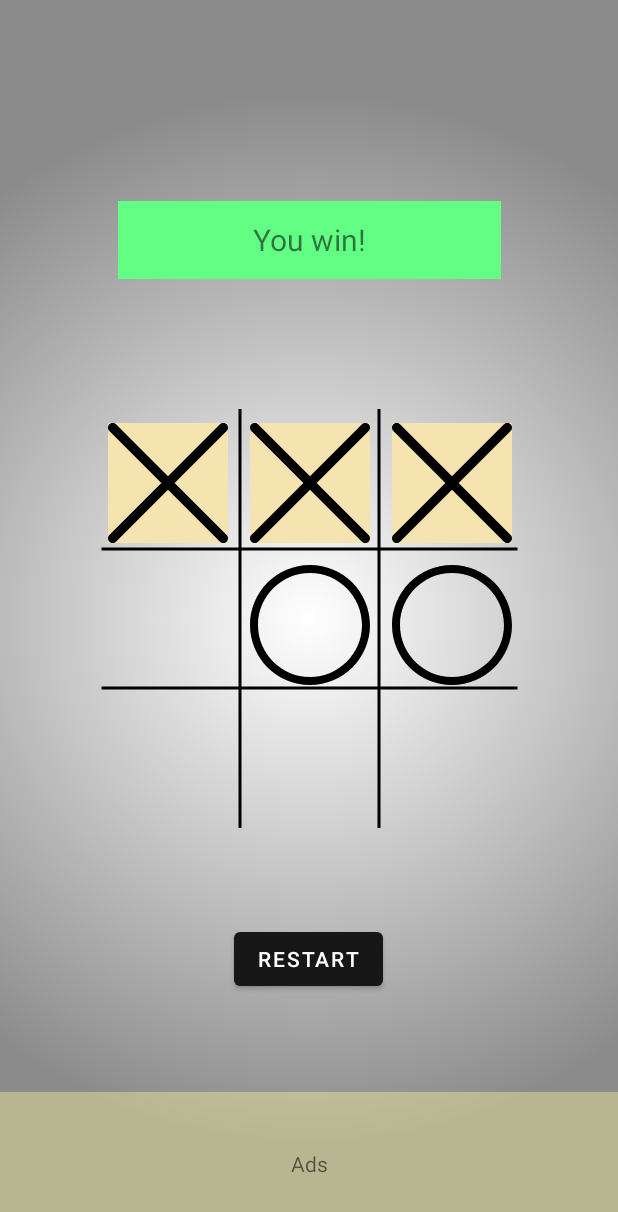
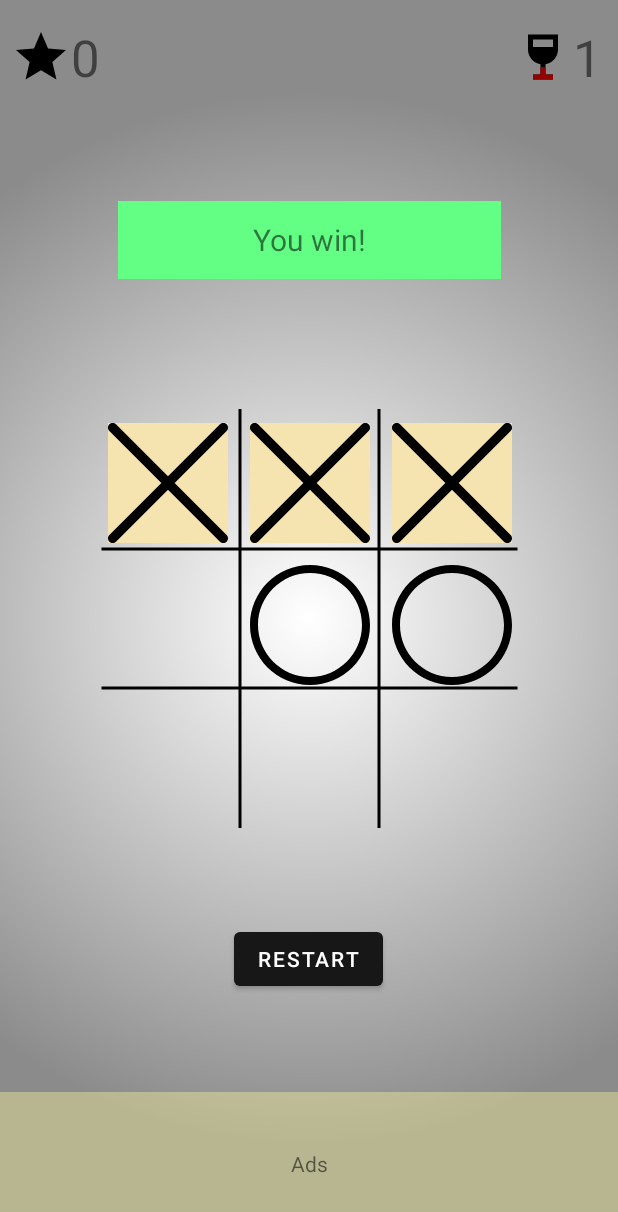
Before and after one commit to Bagaviev/AndroidSchool2021.2, an Android app: the screen it shows after launch (MainActivity), after a tap on an icon or button, on a phone screen of 412 x 824 dp. Shown: the top 1212 px of the screen. Run offline under Robolectric (Android 15) with nearby library versions, the light colour scheme and no system bars; 3 other taps on this screen came first.

Commit message:
5) Готово.

```diff
--- a/Homework/Lesson5/app/src/main/AndroidManifest.xml
+++ b/Homework/Lesson5/app/src/main/AndroidManifest.xml
@@ -10,7 +10,8 @@
             android:supportsRtl="true"
             android:theme="@style/Theme.Lesson5">
         <activity android:name=".MainActivity"
-                  android:theme="@style/Theme.Lesson5.NoActionBar">
+                  android:theme="@style/Theme.Lesson5.NoActionBar"
+                  android:screenOrientation="portrait">
             <intent-filter>
                 <action android:name="android.intent.action.MAIN" />
 
--- a/Homework/Lesson5/app/src/main/java/com/example/lesson5/MainActivity.kt
+++ b/Homework/Lesson5/app/src/main/java/com/example/lesson5/MainActivity.kt
@@ -10,10 +10,6 @@ import androidx.appcompat.app.AppCompatActivity
 import java.util.*
 
 class MainActivity() : AppCompatActivity() {
-
-//        Log.e("log:", "imageButtonHolder[1][1].id $i")
-//        Toast.makeText(this,"bla", Toast.LENGTH_SHORT).show()
-//        val i: Int? = imageButtonHolder[1][1]?.drawable?.level
 
     companion object {
         const val DOTS_TO_WIN: Int = 3
@@ -28,12 +24,17 @@ class MainActivity() : AppCompatActivity() {
         var MOVE_CNT: Int = 0
         var WIN_CNT: Int = 0
         var LOSE_CNT: Int = 0
-        var DRAW_CNT: Int = 0
+        var STAR_FILLER_CNT: Int = 0
+        var WINE_FILLER_CNT: Int = 0
     }
 
     private lateinit var buttonR: Button
-    private lateinit var textView: TextView
+    private lateinit var textViewMsg: TextView
+    private lateinit var textViewPlayerScore: TextView
+    private lateinit var textViewAiScore: TextView
     private lateinit var mediaPlayer: MediaPlayer
+    private lateinit var imageViewPlayerWine: ImageView
+    private lateinit var imageViewAiWine: ImageView
 
     private val imageViewsRefs = arrayOf(R.id.iv0, R.id.iv1, R.id.iv2, R.id.iv3, R.id.iv4, R.id.iv5, R.id.iv6, R.id.iv7, R.id.iv8)
     private val imageViewsHolder = Array(3) { arrayOfNulls<ImageView>(3) }
@@ -43,7 +44,11 @@ class MainActivity() : AppCompatActivity() {
         setContentView(R.layout.activity_main)
 
         buttonR = findViewById(R.id.buttonRestart)
-        textView = findViewById(R.id.textViewInfo)
+        textViewMsg = findViewById(R.id.textViewInfo)
+        textViewPlayerScore = findViewById(R.id.textViewPlayerScore)
+        textViewAiScore = findViewById(R.id.textViewAIScore)
+        imageViewPlayerWine = findViewById(R.id.imageViewPlayerWine)
+        imageViewAiWine = findViewById(R.id.imageViewAIWine)
         initMap()
     }
 
@@ -55,10 +60,12 @@ class MainActivity() : AppCompatActivity() {
     private fun restartGame() {
         for (i in imageViewsHolder.indices) {
             for (j in imageViewsHolder[i].indices) {
+                checkScoreWipe(WINE_FILLER_CNT)
+                checkScoreWipe(STAR_FILLER_CNT)
                 imageViewsHolder[i][j]?.setImageLevel(0)
                 imageViewsHolder[i][j]?.setBackgroundColor(Color.parseColor("#00E6F5EA"))
-                textView.text = ""
-                textView.setBackgroundResource(R.color.textinfo_empty_background)
+                textViewMsg.text = ""
+                textViewMsg.setBackgroundResource(R.color.textinfo_empty_background)
                 MOVE_CNT = 0
                 initMap()
             }
@@ -89,18 +96,17 @@ class MainActivity() : AppCompatActivity() {
     }
 
     private fun printMessage(str: String) {
-        if (str == WIN_MESSAGE) textView.setBackgroundColor(
+        if (str == WIN_MESSAGE) textViewMsg.setBackgroundColor(
             Color.parseColor("#63ff85")
-        ) else if (str == LOSE_MESSAGE) textView.setBackgroundColor(
+        ) else if (str == LOSE_MESSAGE) textViewMsg.setBackgroundColor(
             Color.parseColor("#ff7070")
-        ) else textView.setBackgroundColor(Color.parseColor("#c953c0"))
-        textView.text = str
+        ) else textViewMsg.setBackgroundColor(Color.parseColor("#c953c0"))
+        textViewMsg.text = str
     }
 
     private fun doPlayerMove(v: ImageView) {
         if (v?.drawable?.level == EMPTY_LEVEL) {
             initAudio(CLICK)
-            mediaPlayer.start()
 
             v?.drawable?.level = CROSS_LEVEL
             MOVE_CNT++
@@ -108,14 +114,32 @@ class MainActivity() : AppCompatActivity() {
             if (checkWin(CROSS_LEVEL)) {
                 freezeMap()
                 WIN_CNT++
-//                updateScore(WIN_MESSAGE)
+
+                WINE_FILLER_CNT += 3333
+
+                imageViewPlayerWine.setImageLevel(WINE_FILLER_CNT)
+                updateScore(WIN_MESSAGE)
+
                 initAudio(WIN_MESSAGE)
-                mediaPlayer.start()
+
                 printMessage(WIN_MESSAGE)
                 colorize(CROSS_LEVEL)
                 return
             }
             doAiMove()
+        }
+    }
+
+    private fun checkScoreWipe(value: Int) {
+        if (value >= 9999) {
+            WINE_FILLER_CNT = 0
+            STAR_FILLER_CNT = 0
+            WIN_CNT = 0
+            LOSE_CNT = 0
+            textViewPlayerScore.setText("0")
+            textViewAiScore.setText("0")
+            imageViewPlayerWine.setImageLevel(0)
+            imageViewAiWine.setImageLevel(0)
         }
     }
 
@@ -143,24 +167,30 @@ class MainActivity() : AppCompatActivity() {
         while (true) {
             if (MOVE_CNT >= MAX_MOVE_CNT) {
                 printMessage(DRAW_MESSAGE)
-                DRAW_CNT++
-//                updateScore(com.example.reclinetask.GameActivity.DRAW_MESSAGE)
                 initAudio(DRAW_MESSAGE)
-                mediaPlayer.start()
                 freezeMap()
                 return
             }
             x = random.nextInt(imageViewsHolder.size)
             y = random.nextInt(imageViewsHolder.size)
+
             if (imageViewsHolder[x][y]?.drawable?.level == EMPTY_LEVEL) {
+
                 imageViewsHolder[x][y]?.drawable?.level = CIRCLE_LEVEL
                 MOVE_CNT++
+
                 if (checkWin(CIRCLE_LEVEL)) {
                     freezeMap()
                     initAudio(LOSE_MESSAGE)
-                    mediaPlayer.start()
+
                     LOSE_CNT++
-//                    updateScore(com.example.reclinetask.GameActivity.LOSE_MESSAGE)
+
+                    STAR_FILLER_CNT += 3333
+
+                    imageViewAiWine.setImageLevel(STAR_FILLER_CNT)
+
+                    updateScore(LOSE_MESSAGE)
+
                     printMessage(LOSE_MESSAGE)
                     colorize(CIRCLE_LEVEL)
                 }
@@ -238,11 +268,19 @@ class MainActivity() : AppCompatActivity() {
     }
 
     private fun initAudio(type: String) {
+        mediaPlayer = when (type) {
+            DRAW_MESSAGE -> MediaPlayer.create(this, R.raw.draw)
+            WIN_MESSAGE -> MediaPlayer.create(this, R.raw.win)
+            LOSE_MESSAGE -> MediaPlayer.create(this, R.raw.lose)
+            else -> MediaPlayer.create(this, R.raw.click)
+        }
+        mediaPlayer.start()
+    }
+
+    private fun updateScore(type: String) {
         when (type) {
-            DRAW_MESSAGE -> mediaPlayer = MediaPlayer.create(this, R.raw.draw)
-            WIN_MESSAGE -> mediaPlayer = MediaPlayer.create(this, R.raw.win)
-            LOSE_MESSAGE -> mediaPlayer = MediaPlayer.create(this, R.raw.lose)
-            else -> mediaPlayer = MediaPlayer.create(this, R.raw.click)
+            WIN_MESSAGE -> textViewPlayerScore.text = WIN_CNT.toString()
+            LOSE_MESSAGE -> textViewAiScore.text = LOSE_CNT.toString()
         }
     }
 }
--- /dev/null
+++ b/Homework/Lesson5/app/src/main/res/drawable/ai_wins.xml
@@ -0,0 +1,13 @@
+<?xml version="1.0" encoding="utf-8"?>
+<layer-list xmlns:android="http://schemas.android.com/apk/res/android">
+    <item
+            android:drawable="@drawable/ic_baseline_star_24">
+    </item>
+    <item>
+        <clip
+                android:clipOrientation="vertical"
+                android:gravity="bottom"
+                android:drawable="@drawable/ic_baseline_star_24_yellow">
+        </clip>
+    </item>
+</layer-list>
--- /dev/null
+++ b/Homework/Lesson5/app/src/main/res/drawable/ic_baseline_star_24.xml
@@ -0,0 +1,9 @@
+<vector xmlns:android="http://schemas.android.com/apk/res/android"
+    android:width="24dp"
+    android:height="24dp"
+    android:viewportWidth="24"
+    android:viewportHeight="24">
+  <path
+          android:fillColor="@color/black"
+      android:pathData="M12,17.27L18.18,21l-1.64,-7.03L22,9.24l-7.19,-0.61L12,2 9.19,8.63 2,9.24l5.46,4.73L5.82,21z"/>
+</vector>
--- /dev/null
+++ b/Homework/Lesson5/app/src/main/res/drawable/ic_baseline_star_24_yellow.xml
@@ -0,0 +1,10 @@
+<vector
+        android:height="24dp"
+        android:viewportHeight="24"
+        android:viewportWidth="24"
+        android:width="24dp"
+        xmlns:android="http://schemas.android.com/apk/res/android">
+    <path
+            android:fillColor="@color/yellow_limonchela"
+            android:pathData="M12,17.27L18.18,21l-1.64,-7.03L22,9.24l-7.19,-0.61L12,2 9.19,8.63 2,9.24l5.46,4.73L5.82,21z"/>
+</vector>
--- /dev/null
+++ b/Homework/Lesson5/app/src/main/res/drawable/ic_baseline_wine_bar_24.xml
@@ -0,0 +1,9 @@
+<vector xmlns:android="http://schemas.android.com/apk/res/android"
+    android:width="24dp"
+    android:height="24dp"
+    android:viewportWidth="24"
+    android:viewportHeight="24">
+  <path
+      android:fillColor="@color/black"
+      android:pathData="M6,3l0,6c0,2.97 2.16,5.43 5,5.91V19H8v2h8v-2h-3v-4.09c2.84,-0.48 5,-2.94 5,-5.91l0,-6H6zM16,8H8l0,-3h8C16,5 16,8 16,8z"/>
+</vector>
--- /dev/null
+++ b/Homework/Lesson5/app/src/main/res/drawable/ic_baseline_wine_bar_24_red.xml
@@ -0,0 +1,10 @@
+<vector xmlns:android="http://schemas.android.com/apk/res/android"
+        xmlns:tools="http://schemas.android.com/tools"
+        android:width="24dp"
+        android:height="24dp"
+        android:viewportWidth="24"
+        android:viewportHeight="24">
+  <path
+          android:fillColor="@color/red_wine"
+          android:pathData="M6,3l0,6c0,2.97 2.16,5.43 5,5.91V19H8v2h8v-2h-3v-4.09c2.84,-0.48 5,-2.94 5,-5.91l0,-6H6zM16,8H8l0,-3h8C16,5 16,8 16,8z" />
+</vector>
--- /dev/null
+++ b/Homework/Lesson5/app/src/main/res/drawable/player_wins.xml
@@ -0,0 +1,13 @@
+<?xml version="1.0" encoding="utf-8"?>
+<layer-list xmlns:android="http://schemas.android.com/apk/res/android">
+    <item
+            android:drawable="@drawable/ic_baseline_wine_bar_24">
+    </item>
+    <item>
+        <clip
+                android:clipOrientation="vertical"
+                android:gravity="bottom"
+                android:drawable="@drawable/ic_baseline_wine_bar_24_red">
+        </clip>
+    </item>
+</layer-list>
--- a/Homework/Lesson5/app/src/main/res/layout/activity_main.xml
+++ b/Homework/Lesson5/app/src/main/res/layout/activity_main.xml
@@ -117,4 +117,52 @@
             android:background="#61FFFC99"
             android:gravity="center" />
 
+    <LinearLayout
+            android:layout_width="wrap_content"
+            android:layout_height="wrap_content"
+            app:layout_constraintEnd_toEndOf="parent"
+            app:layout_constraintStart_toStartOf="parent"
+            app:layout_constraintBottom_toTopOf="@+id/textViewInfo"
+            app:layout_constraintTop_toTopOf="parent"
+            app:layout_constraintHorizontal_bias="0.97"
+            app:layout_constraintVertical_bias="0.17000002">
+
+        <ImageView
+                android:layout_width="40dp"
+                android:layout_height="match_parent"
+                android:id="@+id/imageViewPlayerWine"
+                android:src="@drawable/player_wins" />
+
+        <TextView
+                android:layout_width="wrap_content"
+                android:layout_height="wrap_content"
+                android:text="0"
+                android:id="@+id/textViewPlayerScore"
+                android:textSize="34sp" />
+    </LinearLayout>
+
+    <LinearLayout
+            android:layout_width="wrap_content"
+            android:layout_height="wrap_content"
+            app:layout_constraintEnd_toEndOf="parent"
+            app:layout_constraintStart_toStartOf="parent"
+            app:layout_constraintBottom_toTopOf="@+id/textViewInfo"
+            app:layout_constraintTop_toTopOf="parent"
+            app:layout_constraintHorizontal_bias="0.02"
+            app:layout_constraintVertical_bias="0.17000002">
+
+        <ImageView
+                android:layout_width="40dp"
+                android:layout_height="match_parent"
+                android:id="@+id/imageViewAIWine"
+                android:src="@drawable/ai_wins" />
+
+        <TextView
+                android:layout_width="wrap_content"
+                android:layout_height="wrap_content"
+                android:text="0"
+                android:id="@+id/textViewAIScore"
+                android:textSize="34sp" />
+    </LinearLayout>
+
 </androidx.constraintlayout.widget.ConstraintLayout>
--- a/Homework/Lesson5/app/src/main/res/values/colors.xml
+++ b/Homework/Lesson5/app/src/main/res/values/colors.xml
@@ -11,4 +11,6 @@
     <color name="kaef_black_main">#171717</color>
     <color name="kaef_black">#373737</color>
     <color name="textinfo_empty_background">#00E6F5EA</color>
+    <color name="red_wine">#950000</color>
+    <color name="yellow_limonchela">#DFA239</color>
 </resources>
```
